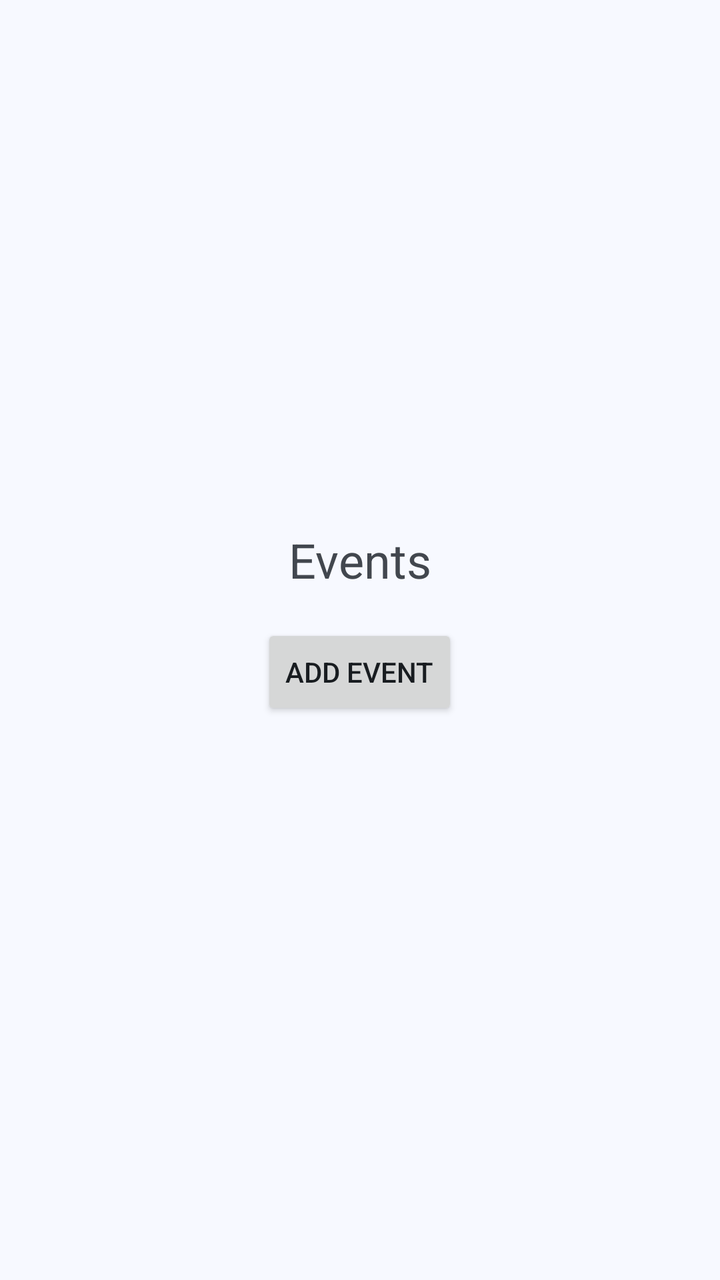
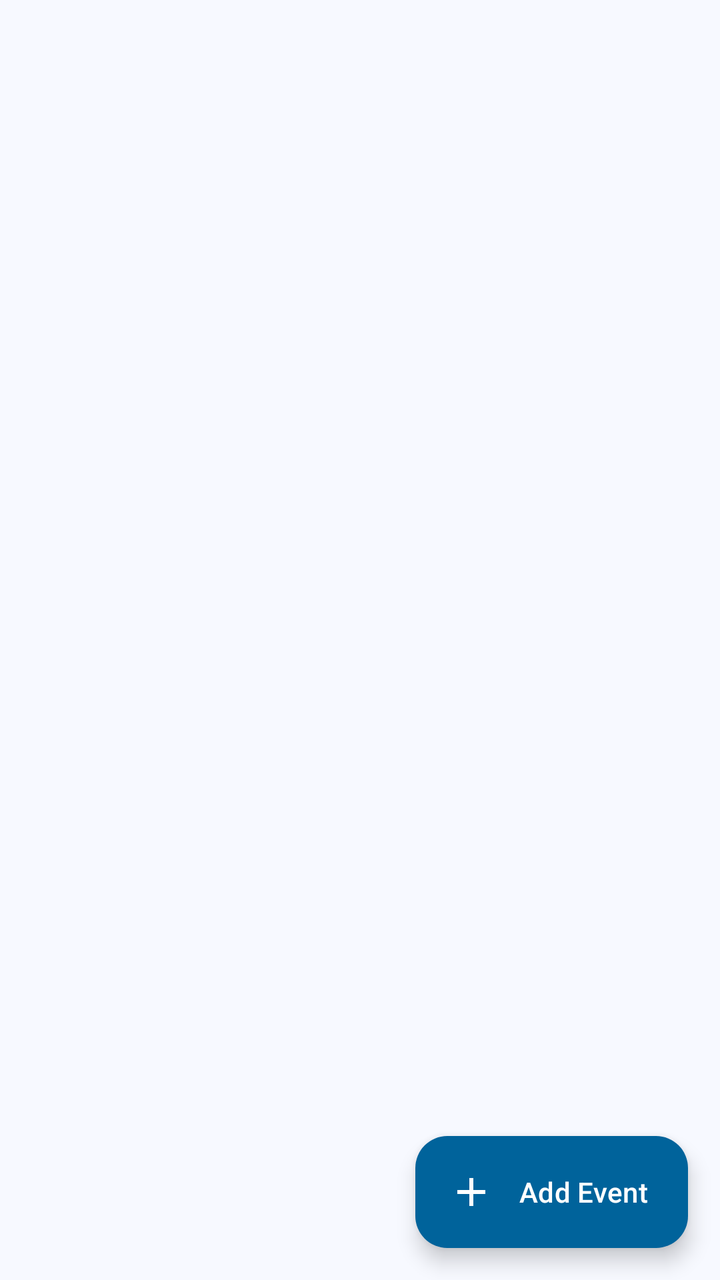

Two renders of the same Android screen: before a commit and after it. Below are the layout's source before the change and the commit's diff.
<!-- AndroidManifest.xml: application theme Theme.Vagor -->
<!-- res/layout/activity_event_list.xml -->
<?xml version="1.0" encoding="utf-8"?>
<LinearLayout xmlns:android="http://schemas.android.com/apk/res/android"
    android:layout_width="match_parent"
    android:layout_height="match_parent"
    android:gravity="center"
    android:orientation="vertical"
    android:padding="16dp">

    <TextView
        android:layout_width="wrap_content"
        android:layout_height="wrap_content"
        android:layout_marginBottom="16dp"
        android:text="@string/events"
        android:textSize="24sp" />

    <Button
        android:id="@+id/buttonAddEvent"
        android:layout_width="wrap_content"
        android:layout_height="wrap_content"
        android:text="@string/add_event" />

    <ListView
        android:id="@+id/eventListView"
        android:layout_width="wrap_content"
        android:layout_height="wrap_content"
        android:layout_marginTop="16dp" />

</LinearLayout>
<!-- resources referenced by this layout -->
<resources>
  <string name="add_event">Add Event</string>
  <string name="events">Events</string>
  <style name="Theme.Vagor" parent="Base.Theme.Vagor" />
  <color name="vagor_light_primary">#00639B</color>
  <color name="vagor_light_onPrimary">#FFFFFF</color>
  <color name="vagor_light_primaryContainer">#CEE5FF</color>
  <color name="vagor_light_onPrimaryContainer">#001D33</color>
  <color name="vagor_light_secondary">#51606F</color>
  <color name="vagor_light_onSecondary">#FFFFFF</color>
  <color name="vagor_light_secondaryContainer">#D5E4F7</color>
  <color name="vagor_light_onSecondaryContainer">#0E1D2A</color>
  <color name="vagor_light_tertiary">#68587A</color>
  <color name="vagor_light_onTertiary">#FFFFFF</color>
  <color name="vagor_light_tertiaryContainer">#EFDBFF</color>
  <color name="vagor_light_onTertiaryContainer">#231533</color>
  <color name="vagor_light_error">#BA1A1A</color>
  <color name="vagor_light_onError">#FFFFFF</color>
  <color name="vagor_light_errorContainer">#FFDAD6</color>
  <color name="vagor_light_onErrorContainer">#410002</color>
  <color name="vagor_light_background">#F7F9FF</color>
  <color name="vagor_light_onBackground">#181C20</color>
  <color name="vagor_light_surface">#F7F9FF</color>
  <color name="vagor_light_onSurface">#181C20</color>
  <color name="vagor_light_surfaceVariant">#DEE3EB</color>
  <color name="vagor_light_onSurfaceVariant">#42474E</color>
  <color name="vagor_light_outline">#72777F</color>
  <color name="vagor_light_outlineVariant">#C2C7CF</color>
  <color name="vagor_light_inverseSurface">#2D3135</color>
  <color name="vagor_light_inverseOnSurface">#EFF1F6</color>
  <color name="vagor_light_inversePrimary">#97CBFF</color>
  <color name="vagor_light_surfaceDim">#D8DAE0</color>
  <color name="vagor_light_surfaceBright">#F7F9FF</color>
  <color name="vagor_light_surfaceContainerLowest">#FFFFFF</color>
  <color name="vagor_light_surfaceContainerLow">#F1F3F9</color>
  <color name="vagor_light_surfaceContainer">#ECEEF3</color>
  <color name="vagor_light_surfaceContainerHigh">#E6E8EE</color>
  <color name="vagor_light_surfaceContainerHighest">#E0E2E8</color>
  <!-- unchanged entries left out for length: 1 -->
</resources>

<!-- the commit's change to res/layout/activity_event_list.xml (unified diff, before → after) -->
@@ -1,28 +1,24 @@
 <?xml version="1.0" encoding="utf-8"?>
-<LinearLayout xmlns:android="http://schemas.android.com/apk/res/android"
+<FrameLayout
+    xmlns:android="http://schemas.android.com/apk/res/android"
     android:layout_width="match_parent"
-    android:layout_height="match_parent"
-    android:gravity="center"
-    android:orientation="vertical"
-    android:padding="16dp">
+    android:layout_height="match_parent">
 
-    <TextView
+    
+    <ListView
+        android:id="@+id/eventListView"
+        android:layout_width="match_parent"
+        android:layout_height="match_parent"
+        android:clipToPadding="false"
+        android:paddingBottom="88dp" />
+
+    <com.google.android.material.floatingactionbutton.ExtendedFloatingActionButton
+        android:id="@+id/buttonAddEvent"
+        style="@style/Widget.Vagor.AddButton"
         android:layout_width="wrap_content"
         android:layout_height="wrap_content"
-        android:layout_marginBottom="16dp"
-        android:text="@string/events"
-        android:textSize="24sp" />
-
-    <Button
-        android:id="@+id/buttonAddEvent"
-        android:layout_width="wrap_content"
-        android:layout_height="wrap_content"
+        android:layout_gravity="bottom|end"
+        android:layout_margin="16dp"
         android:text="@string/add_event" />
 
-    <ListView
-        android:id="@+id/eventListView"
-        android:layout_width="wrap_content"
-        android:layout_height="wrap_content"
-        android:layout_marginTop="16dp" />
-
-</LinearLayout>
+</FrameLayout>
<!-- resource entries referenced after the edit -->
@@ -1,8 +1,25 @@
 <!-- resources referenced by this layout -->
 <resources>
   <string name="add_event">Add Event</string>
-  <string name="events">Events</string>
+  <style name="Widget.Vagor.AddButton" parent="Widget.Material3.ExtendedFloatingActionButton.Icon.Primary">
+          <item name="backgroundTint">?attr/colorPrimary</item>
+          <item name="android:textColor">?attr/colorOnPrimary</item>
+          <item name="icon">@drawable/ic_add</item>
+          <item name="iconTint">?attr/colorOnPrimary</item>
+          <item name="rippleColor">@color/vagor_on_primary_ripple</item>
+      </style>
   <style name="Theme.Vagor" parent="Base.Theme.Vagor" />
+  <!-- drawable ic_add (drawable) -->
+  <vector xmlns:android="http://schemas.android.com/apk/res/android"
+      android:width="24dp"
+      android:height="24dp"
+      android:tint="?attr/colorControlNormal"
+      android:viewportWidth="24"
+      android:viewportHeight="24">
+      <path
+          android:fillColor="@android:color/white"
+          android:pathData="M19,13h-6v6h-2v-6H5v-2h6V5h2v6h6v2z" />
+  </vector>
   <color name="vagor_light_primary">#00639B</color>
   <color name="vagor_light_onPrimary">#FFFFFF</color>
   <color name="vagor_light_primaryContainer">#CEE5FF</color>
